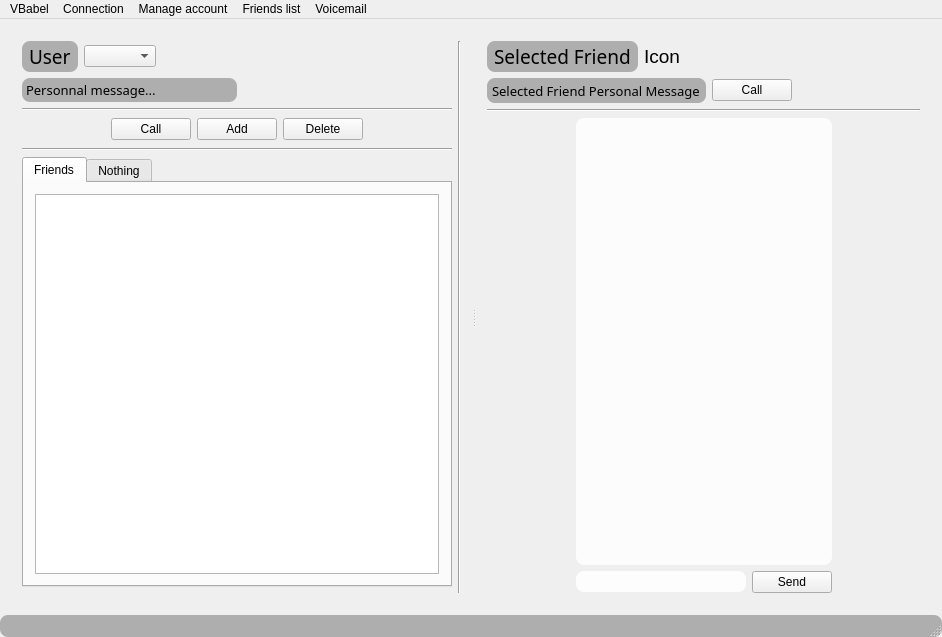
Qt form Client/ClientV2 - GUI/NewBabelClient/Graphic.ui (AGuismo/V-and-Co-Babel) before a commit.
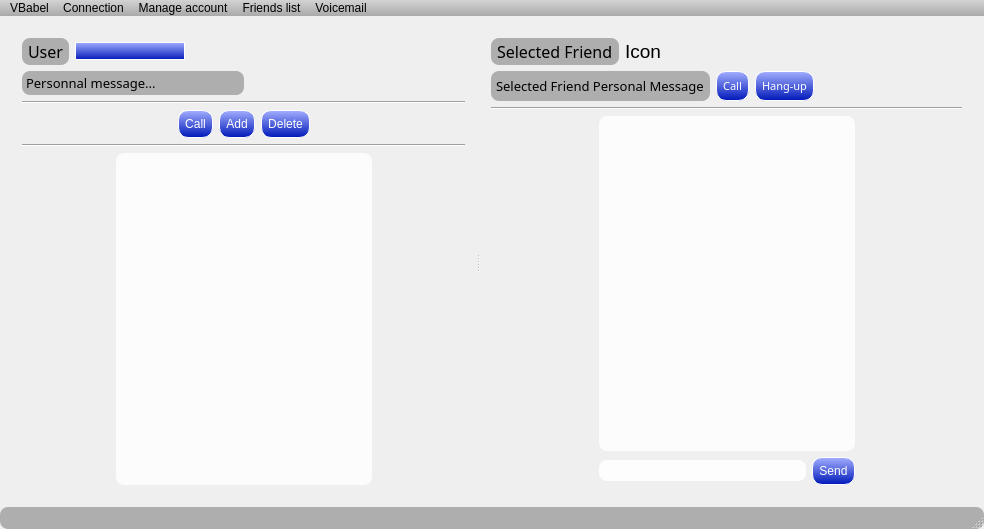
The same form after that commit. Icons and pictures are not drawn. Custom widgets are drawn as their Qt base class.

Commit message: Update GUI : logo - Buttons - Menu - Timer - Resize Dialog

```diff
--- a/Client/ClientV2 - GUI/NewBabelClient/Graphic.ui
+++ b/Client/ClientV2 - GUI/NewBabelClient/Graphic.ui
@@ -6,8 +6,8 @@
    <rect>
     <x>0</x>
     <y>0</y>
-    <width>942</width>
-    <height>637</height>
+    <width>984</width>
+    <height>529</height>
    </rect>
   </property>
   <property name="windowTitle">
@@ -27,144 +27,95 @@
 	border-color: rgb(0, 0, 0);
 	min-width: 10em;
 	padding: 2px;
+}
+
+QMenuBar
+{
+     background-color: qlineargradient(x1:0, y1:0, x2:0, y2:1, stop:0 lightgray, stop:1 darkgray);
+}
+
+QMenuBar::item
+{
+     spacing: 3px; /* spacing between menu bar items */
+     padding: 1px 4px;
+     background: transparent;
+     border-radius: 4px;
+}
+
+QMenuBar::item:selected
+{ /* when selected using mouse or keyboard */
+	background: #a8a8a8;
+}
+
+QMenuBar::item:pressed
+{
+	background: #888888;
 }</string>
   </property>
   <widget class="QWidget" name="centralWidget">
+   <property name="styleSheet">
+    <string notr="true">QMenuBar
+{
+     background-color: qlineargradient(x1:0, y1:0, x2:0, y2:1, stop:0 lightgray, stop:1 darkgray);
+}
+
+QMenuBar::item
+{
+     spacing: 3px; /* spacing between menu bar items */
+     padding: 1px 4px;
+     background: transparent;
+     border-radius: 4px;
+}
+
+QMenuBar::item:selected
+{ /* when selected using mouse or keyboard */
+	background: #a8a8a8;
+}
+
+QMenuBar::item:pressed
+{
+	background: #888888;
+}</string>
+   </property>
    <layout class="QGridLayout" name="gridLayout">
     <item row="0" column="0">
      <widget class="QSplitter" name="splitter">
-      <property name="orientation">
-       <enum>Qt::Horizontal</enum>
-      </property>
-      <property name="childrenCollapsible">
-       <bool>false</bool>
-      </property>
-      <widget class="QWidget" name="layoutWidget_13">
-       <layout class="QGridLayout" name="gridLayout_37">
-        <item row="0" column="0">
-         <layout class="QGridLayout" name="gridLayout_38">
-          <property name="sizeConstraint">
-           <enum>QLayout::SetDefaultConstraint</enum>
-          </property>
-          <item row="0" column="0">
-           <layout class="QGridLayout" name="gridLayout_3">
-            <item row="0" column="0">
-             <layout class="QHBoxLayout" name="horizontalLayout">
-              <item>
-               <widget class="QLabel" name="label">
-                <property name="enabled">
-                 <bool>true</bool>
-                </property>
-                <property name="font">
-                 <font>
-                  <family>Dimitri Swank</family>
-                  <pointsize>14</pointsize>
-                 </font>
-                </property>
-                <property name="styleSheet">
-                 <string notr="true">background-color: rgba(156, 156, 156, 200);
-border-width: 2px;
-border-radius: 8px;
-border-color: rgb(0, 0, 0);
-padding: 2px;</string>
-                </property>
-                <property name="text">
-                 <string>User</string>
-                </property>
-               </widget>
-              </item>
-              <item>
-               <widget class="QComboBox" name="comboBox_9">
-                <property name="enabled">
-                 <bool>true</bool>
-                </property>
-               </widget>
-              </item>
-              <item>
-               <spacer name="horizontalSpacer_28">
-                <property name="orientation">
-                 <enum>Qt::Horizontal</enum>
-                </property>
-                <property name="sizeHint" stdset="0">
-                 <size>
-                  <width>40</width>
-                  <height>20</height>
-                 </size>
-                </property>
-               </spacer>
-              </item>
-             </layout>
-            </item>
-            <item row="1" column="0">
-             <layout class="QHBoxLayout" name="horizontalLayout_2">
-              <item>
-               <widget class="QLineEdit" name="lineEdit">
-                <property name="enabled">
-                 <bool>true</bool>
-                </property>
                 <property name="maximumSize">
                  <size>
                   <width>16777215</width>
                   <height>16777215</height>
                  </size>
                 </property>
-                <property name="font">
-                 <font>
-                  <family>MS Reference Sans Serif</family>
-                  <pointsize>10</pointsize>
-                  <weight>50</weight>
-                  <bold>false</bold>
-                 </font>
-                </property>
-                <property name="styleSheet">
-                 <string notr="true">background-color: rgba(156, 156, 156, 200);
-border-width: 2px;
-border-radius: 8px;
-border-color: rgb(0, 0, 0);
-padding: 2px;</string>
-                </property>
-                <property name="text">
-                 <string>Personnal message...</string>
-                </property>
-               </widget>
-              </item>
-              <item>
-               <spacer name="horizontalSpacer">
                 <property name="orientation">
                  <enum>Qt::Horizontal</enum>
                 </property>
-                <property name="sizeHint" stdset="0">
+      <property name="childrenCollapsible">
+       <bool>false</bool>
+      </property>
+      <widget class="QWidget" name="widget" native="true">
+       <property name="maximumSize">
                  <size>
-                  <width>40</width>
-                  <height>20</height>
-                 </size>
-                </property>
-               </spacer>
-              </item>
-             </layout>
-            </item>
-           </layout>
-          </item>
-         </layout>
-        </item>
-        <item row="0" column="1" rowspan="4">
-         <widget class="Line" name="line_27">
-          <property name="orientation">
-           <enum>Qt::Vertical</enum>
+         <width>542</width>
+         <height>16777215</height>
+        </size>
+       </property>
+       <layout class="QGridLayout" name="gridLayout_7">
+        <item row="0" column="0">
+         <layout class="QGridLayout" name="gridLayout_47">
+          <property name="sizeConstraint">
+           <enum>QLayout::SetDefaultConstraint</enum>
           </property>
-         </widget>
-        </item>
         <item row="1" column="0">
-         <layout class="QGridLayout" name="gridLayout_41">
+           <layout class="QGridLayout" name="gridLayout_49">
           <item row="0" column="0" colspan="5">
-           <widget class="Line" name="line_26">
+             <widget class="Line" name="line_33">
             <property name="orientation">
              <enum>Qt::Horizontal</enum>
             </property>
            </widget>
           </item>
           <item row="1" column="0">
-           <spacer name="horizontalSpacer_27">
+             <spacer name="horizontalSpacer_35">
             <property name="orientation">
              <enum>Qt::Horizontal</enum>
             </property>
@@ -177,37 +128,94 @@
            </spacer>
           </item>
           <item row="1" column="1">
-           <widget class="QPushButton" name="pushButton_13">
+             <widget class="QPushButton" name="pushButton_17">
             <property name="enabled">
              <bool>true</bool>
             </property>
+              <property name="styleSheet">
+               <string notr="true">QPushButton#pushButton_17
+{
+	color: rgb(255, 255, 255);
+	background-color: qlineargradient(spread:pad, x1:1, y1:1, x2:1, y2:0, stop:0 rgba(0, 24, 185, 255), stop:1 rgba(163, 175, 255, 255));
+	border-style: outset;
+	border-width: 1px;
+	border-radius: 10px;
+	border-color: rgb(255, 255, 255);
+	min-width: 4em;
+	padding: 6px;
+}
+
+ QPushButton#pushButton_17:pressed 
+{
+	background-color: qlineargradient(spread:pad, x1:0, y1:0, x2:0, y2:1, stop:0 rgba(0, 56, 183, 255), stop:1 rgba(135, 172, 255, 255));
+     border-style: inset;
+ }</string>
+              </property>
             <property name="text">
              <string>Call</string>
             </property>
            </widget>
           </item>
           <item row="1" column="2">
-           <widget class="QPushButton" name="pushButton_14">
+             <widget class="QPushButton" name="pushButton_18">
             <property name="enabled">
              <bool>true</bool>
             </property>
+              <property name="styleSheet">
+               <string notr="true">QPushButton#pushButton_18
+{
+	color: rgb(255, 255, 255);
+	background-color: qlineargradient(spread:pad, x1:1, y1:1, x2:1, y2:0, stop:0 rgba(0, 24, 185, 255), stop:1 rgba(163, 175, 255, 255));
+	border-style: outset;
+	border-width: 1px;
+	border-radius: 10px;
+	border-color: rgb(255, 255, 255);
+	min-width: 4em;
+	padding: 6px;
+}
+
+ QPushButton#pushButton_18:pressed 
+{
+	background-color: qlineargradient(spread:pad, x1:0, y1:0, x2:0, y2:1, stop:0 rgba(0, 56, 183, 255), stop:1 rgba(135, 172, 255, 255));
+     border-style: inset;
+ }</string>
+              </property>
             <property name="text">
              <string>Add</string>
             </property>
            </widget>
           </item>
           <item row="1" column="3">
-           <widget class="QPushButton" name="deleteSelectedFriendPushButton_7">
+             <widget class="QPushButton" name="deleteSelectedFriendPushButton_9">
             <property name="enabled">
              <bool>true</bool>
             </property>
+              <property name="styleSheet">
+               <string notr="true">QPushButton#deleteSelectedFriendPushButton_9
+{
+	color: rgb(255, 255, 255);
+	background-color: qlineargradient(spread:pad, x1:1, y1:1, x2:1, y2:0, stop:0 rgba(0, 24, 185, 255), stop:1 rgba(163, 175, 255, 255));
+	border-style: outset;
+	border-width: 1px;
+	border-radius: 10px;
+	border-color: rgb(255, 255, 255);
+	min-width: 4em;
+	padding: 6px;
+}
+
+ QPushButton#deleteSelectedFriendPushButton_9:pressed 
+{
+	background-color: qlineargradient(spread:pad, x1:0, y1:0, x2:0, y2:1, stop:0 rgba(0, 56, 183, 255), stop:1 rgba(135, 172, 255, 255));
+     border-style: inset;
+ }</string>
+              </property>
             <property name="text">
              <string>Delete</string>
             </property>
            </widget>
           </item>
           <item row="1" column="4">
-           <spacer name="horizontalSpacer_26">
+             <spacer name="horizontalSpacer_36">
             <property name="orientation">
              <enum>Qt::Horizontal</enum>
             </property>
@@ -220,7 +228,7 @@
            </spacer>
           </item>
           <item row="2" column="0" colspan="5">
-           <widget class="Line" name="line_25">
+             <widget class="Line" name="line_34">
             <property name="orientation">
              <enum>Qt::Horizontal</enum>
             </property>
@@ -229,53 +237,204 @@
          </layout>
         </item>
         <item row="2" column="0">
-         <layout class="QGridLayout" name="gridLayout_39">
+           <layout class="QGridLayout" name="gridLayout_50">
+            <item row="0" column="2">
+             <spacer name="horizontalSpacer_2">
+              <property name="orientation">
+               <enum>Qt::Horizontal</enum>
+              </property>
+              <property name="sizeHint" stdset="0">
+               <size>
+                <width>40</width>
+                <height>20</height>
+               </size>
+              </property>
+             </spacer>
+            </item>
+            <item row="0" column="1">
+             <widget class="FriendListWidget" name="listWidget_9">
+              <property name="styleSheet">
+               <string notr="true">background-color: rgba(255, 255, 255, 200);
+border-width: 2px;
+border-radius: 8px;
+border-color: rgb(0, 0, 0);
+min-width: 10em;
+padding: 2px;</string>
+              </property>
+             </widget>
+            </item>
           <item row="0" column="0">
-           <widget class="QTabWidget" name="FriendTabWidget_7">
+             <spacer name="horizontalSpacer_3">
+              <property name="orientation">
+               <enum>Qt::Horizontal</enum>
+              </property>
+              <property name="sizeHint" stdset="0">
+               <size>
+                <width>40</width>
+                <height>20</height>
+               </size>
+              </property>
+             </spacer>
+            </item>
+           </layout>
+          </item>
+          <item row="0" column="0">
+           <layout class="QGridLayout" name="gridLayout_48">
+            <property name="sizeConstraint">
+             <enum>QLayout::SetDefaultConstraint</enum>
+            </property>
+            <item row="0" column="0">
+             <layout class="QGridLayout" name="gridLayout_8">
+              <item row="0" column="0">
+               <layout class="QHBoxLayout" name="horizontalLayout_6">
+                <item>
+                 <widget class="QLabel" name="label_3">
+                  <property name="enabled">
+                   <bool>true</bool>
+                  </property>
+                  <property name="font">
+                   <font>
+                    <family>MS Reference Sans Serif</family>
+                    <pointsize>12</pointsize>
+                    <weight>50</weight>
+                    <bold>false</bold>
+                   </font>
+                  </property>
             <property name="styleSheet">
-             <string notr="true"/>
-            </property>
-            <property name="currentIndex">
-             <number>0</number>
-            </property>
-            <widget class="QWidget" name="Friends_7">
-             <attribute name="title">
-              <string>Friends</string>
-             </attribute>
-             <layout class="QGridLayout" name="gridLayout_40">
-              <item row="0" column="0" colspan="2">
-               <widget class="FriendListWidget" name="listWidget_7">
+                   <string notr="true">background-color: rgba(156, 156, 156, 200);
+border-width: 2px;
+border-radius: 8px;
+border-color: rgb(0, 0, 0);
+padding: 2px;</string>
+                  </property>
+                  <property name="text">
+                   <string>User</string>
+                  </property>
+                 </widget>
+                </item>
+                <item>
+                 <widget class="QComboBox" name="comboBox_11">
+                  <property name="enabled">
+                   <bool>true</bool>
+                  </property>
+                  <property name="minimumSize">
+                   <size>
+                    <width>110</width>
+                    <height>0</height>
+                   </size>
+                  </property>
                 <property name="styleSheet">
-                 <string notr="true">background-image: url(./Img/wallpaper-14461.jpg);
-</string>
+                   <string notr="true">QComboBox#comboBox_11
+{
+	color: rgb(255, 255, 255);
+	background-color: qlineargradient(spread:pad, x1:1, y1:1, x2:1, y2:0, stop:0 rgba(0, 24, 185, 255), stop:1 rgba(163, 175, 255, 255));
+	border-style: outset;
+	border-width: 1px;
+	border-radius: 10px;
+	border-color: rgb(255, 255, 255);
+}
+
+ QComboBox#comboBox_11:pressed 
+{
+	background-color: qlineargradient(spread:pad, x1:0, y1:0, x2:0, y2:1, stop:0 rgba(0, 56, 183, 255), stop:1 rgba(135, 172, 255, 255));
+     border-style: inset;
+ }
+
+QComboBox::drop-down
+{
+	border-width: 0px;
+}
+QComboBox::down-arrow 
+{
+	image: url(noimg);
+	border-width: 0px;
+}</string>
                 </property>
                </widget>
               </item>
-             </layout>
-            </widget>
-            <widget class="QWidget" name="Nothing_7">
-             <attribute name="title">
-              <string>Nothing</string>
-             </attribute>
-            </widget>
-           </widget>
-          </item>
+                <item>
+                 <spacer name="horizontalSpacer_34">
+                  <property name="orientation">
+                   <enum>Qt::Horizontal</enum>
+                  </property>
+                  <property name="sizeHint" stdset="0">
+                   <size>
+                    <width>40</width>
+                    <height>20</height>
+                   </size>
+                  </property>
+                 </spacer>
+                </item>
+               </layout>
+              </item>
+              <item row="1" column="0">
+               <layout class="QHBoxLayout" name="horizontalLayout_7">
+                <item>
+                 <widget class="QLineEdit" name="lineEdit_3">
+                  <property name="enabled">
+                   <bool>true</bool>
+                  </property>
+                  <property name="maximumSize">
+                   <size>
+                    <width>400</width>
+                    <height>16777215</height>
+                   </size>
+                  </property>
+                  <property name="font">
+                   <font>
+                    <family>MS Reference Sans Serif</family>
+                    <pointsize>10</pointsize>
+                    <weight>50</weight>
+                    <bold>false</bold>
+                   </font>
+                  </property>
+                  <property name="styleSheet">
+                   <string notr="true">background-color: rgba(156, 156, 156, 200);
+border-width: 2px;
+border-radius: 8px;
+border-color: rgb(0, 0, 0);
+padding: 2px;</string>
+                  </property>
+                  <property name="text">
+                   <string>Personnal message...</string>
+                  </property>
+                 </widget>
+                </item>
+                <item>
+                 <spacer name="horizontalSpacer_5">
+                  <property name="orientation">
+                   <enum>Qt::Horizontal</enum>
+                  </property>
+                  <property name="sizeHint" stdset="0">
+                   <size>
+                    <width>40</width>
+                    <height>20</height>
+                   </size>
+                  </property>
+                 </spacer>
+                </item>
          </layout>
         </item>
        </layout>
+            </item>
+           </layout>
+          </item>
+         </layout>
+        </item>
+       </layout>
       </widget>
-      <widget class="QWidget" name="layoutWidget_14">
-       <layout class="QVBoxLayout" name="verticalLayout_21">
+      <widget class="QWidget" name="layoutWidget_15">
+       <layout class="QVBoxLayout" name="verticalLayout_24">
         <item>
-         <layout class="QVBoxLayout" name="verticalLayout_22">
+         <layout class="QVBoxLayout" name="verticalLayout_25">
           <item>
-           <layout class="QGridLayout" name="gridLayout_42">
+           <layout class="QGridLayout" name="gridLayout_51">
             <item row="0" column="0">
-             <layout class="QVBoxLayout" name="verticalLayout_23">
+             <layout class="QVBoxLayout" name="verticalLayout_26">
               <item>
-               <layout class="QGridLayout" name="gridLayout_43">
+               <layout class="QGridLayout" name="gridLayout_52">
                 <item row="0" column="0">
-                 <widget class="QLabel" name="selectedFriendNameLabel_8">
+                 <widget class="QLabel" name="selectedFriendNameLabel_9">
                   <property name="enabled">
                    <bool>true</bool>
                   </property>
@@ -287,8 +446,8 @@
                   </property>
                   <property name="font">
                    <font>
-                    <family>Dimitri Swank</family>
-                    <pointsize>14</pointsize>
+                    <family>MS Reference Sans Serif</family>
+                    <pointsize>12</pointsize>
                     <weight>50</weight>
                     <bold>false</bold>
                    </font>
@@ -313,7 +472,13 @@
                  </widget>
                 </item>
                 <item row="0" column="1">
-                 <widget class="QLabel" name="selectedFriendIconStatusLabel_8">
+                 <widget class="QLabel" name="selectedFriendIconStatusLabel_9">
+                  <property name="maximumSize">
+                   <size>
+                    <width>300</width>
+                    <height>42</height>
+                   </size>
+                  </property>
                   <property name="font">
                    <font>
                     <pointsize>14</pointsize>
@@ -328,7 +493,7 @@
                  </widget>
                 </item>
                 <item row="0" column="2">
-                 <spacer name="horizontalSpacer_29">
+                 <spacer name="horizontalSpacer_37">
                   <property name="orientation">
                    <enum>Qt::Horizontal</enum>
                   </property>
@@ -343,9 +508,60 @@
                </layout>
               </item>
               <item>
-               <layout class="QGridLayout" name="gridLayout_2">
+               <layout class="QGridLayout" name="gridLayout_9">
+                <item row="0" column="3">
+                 <spacer name="horizontalSpacer_38">
+                  <property name="orientation">
+                   <enum>Qt::Horizontal</enum>
+                  </property>
+                  <property name="sizeHint" stdset="0">
+                   <size>
+                    <width>34</width>
+                    <height>25</height>
+                   </size>
+                  </property>
+                 </spacer>
+                </item>
+                <item row="0" column="1">
+                 <widget class="QPushButton" name="activeFriendCallPushButton_9">
+                  <property name="font">
+                   <font>
+                    <family>MS Reference Sans Serif</family>
+                    <pointsize>8</pointsize>
+                   </font>
+                  </property>
+                  <property name="styleSheet">
+                   <string notr="true">QPushButton#activeFriendCallPushButton_9
+{
+	color: rgb(255, 255, 255);
+	background-color: qlineargradient(spread:pad, x1:1, y1:1, x2:1, y2:0, stop:0 rgba(0, 24, 185, 255), stop:1 rgba(163, 175, 255, 255));
+	border-style: outset;
+	border-width: 1px;
+	border-radius: 10px;
+	border-color: rgb(255, 255, 255);
+	min-width: 4em;
+	padding: 6px;
+}
+
+ QPushButton#activeFriendCallPushButton_9:pressed 
+{
+	background-color: qlineargradient(spread:pad, x1:0, y1:0, x2:0, y2:1, stop:0 rgba(0, 56, 183, 255), stop:1 rgba(135, 172, 255, 255));
+     border-style: inset;
+ }</string>
+                  </property>
+                  <property name="text">
+                   <string>Call</string>
+                  </property>
+                 </widget>
+                </item>
                 <item row="0" column="0">
-                 <widget class="QLabel" name="selectedFriendPersonalMsgLabel_8">
+                 <widget class="QLabel" name="selectedFriendPersonalMsgLabel_9">
+                  <property name="minimumSize">
+                   <size>
+                    <width>164</width>
+                    <height>0</height>
+                   </size>
+                  </property>
                   <property name="font">
                    <font>
                     <family>MS Reference Sans Serif</family>
@@ -368,22 +584,37 @@
                  </widget>
                 </item>
                 <item row="0" column="2">
-                 <spacer name="horizontalSpacer_30">
-                  <property name="orientation">
-                   <enum>Qt::Horizontal</enum>
+                 <widget class="QPushButton" name="HangUpPushButton">
+                  <property name="enabled">
+                   <bool>true</bool>
                   </property>
-                  <property name="sizeHint" stdset="0">
-                   <size>
-                    <width>34</width>
-                    <height>25</height>
-                   </size>
+                  <property name="font">
+                   <font>
+                    <family>MS Reference Sans Serif</family>
+                    <pointsize>8</pointsize>
+                   </font>
                   </property>
-                 </spacer>
-                </item>
-                <item row="0" column="1">
-                 <widget class="QPushButton" name="activeFriendCallPushButton_8">
+                  <property name="styleSheet">
+                   <string notr="true">QPushButton#HangUpPushButton
+{
+	color: rgb(255, 255, 255);
+	background-color: qlineargradient(spread:pad, x1:1, y1:1, x2:1, y2:0, stop:0 rgba(0, 24, 185, 255), stop:1 rgba(163, 175, 255, 255));
+	border-style: outset;
+	border-width: 1px;
+	border-radius: 10px;
+	border-color: rgb(255, 255, 255);
+	min-width: 5em;
+	padding: 6px;
+}
+
+ QPushButton#HangUpPushButton:pressed 
+{
+	background-color: qlineargradient(spread:pad, x1:0, y1:0, x2:0, y2:1, stop:0 rgba(0, 56, 183, 255), stop:1 rgba(135, 172, 255, 255));
+     border-style: inset;
+ }</string>
+                  </property>
                   <property name="text">
-                   <string>Call</string>
+                   <string>Hang-up</string>
                   </property>
                  </widget>
                 </item>
@@ -396,19 +627,22 @@
          </layout>
         </item>
         <item>
-         <widget class="Line" name="line_29">
+         <widget class="Line" name="line_35">
           <property name="orientation">
            <enum>Qt::Horizontal</enum>
           </property>
          </widget>
         </item>
         <item>
-         <layout class="QHBoxLayout" name="horizontalLayout_13">
+         <layout class="QHBoxLayout" name="horizontalLayout_14">
           <item>
-           <spacer name="horizontalSpacer_3">
+           <spacer name="horizontalSpacer_6">
             <property name="orientation">
              <enum>Qt::Horizontal</enum>
             </property>
+            <property name="sizeType">
+             <enum>QSizePolicy::Expanding</enum>
+            </property>
             <property name="sizeHint" stdset="0">
              <size>
               <width>40</width>
@@ -418,21 +652,33 @@
            </spacer>
           </item>
           <item>
-           <layout class="QVBoxLayout" name="verticalLayout">
+           <layout class="QVBoxLayout" name="verticalLayout_2">
             <item>
-             <widget class="QTextBrowser" name="friendMsgBox_8">
+             <widget class="QTextBrowser" name="friendMsgBox_9">
               <property name="sizePolicy">
-               <sizepolicy hsizetype="Expanding" vsizetype="Expanding">
+               <sizepolicy hsizetype="Maximum" vsizetype="Expanding">
                 <horstretch>2</horstretch>
                 <verstretch>3</verstretch>
                </sizepolicy>
               </property>
+              <property name="minimumSize">
+               <size>
+                <width>164</width>
+                <height>0</height>
+               </size>
+              </property>
               <property name="maximumSize">
                <size>
                 <width>800</width>
                 <height>16777215</height>
                </size>
               </property>
+              <property name="sizeIncrement">
+               <size>
+                <width>3</width>
+                <height>0</height>
+               </size>
+              </property>
               <property name="font">
                <font>
                 <pointsize>10</pointsize>
@@ -449,9 +695,9 @@
              </widget>
             </item>
             <item>
-             <layout class="QHBoxLayout" name="horizontalLayout_3">
+             <layout class="QHBoxLayout" name="horizontalLayout_8">
               <item>
-               <widget class="QLineEdit" name="sendBoxTextEdit_8">
+               <widget class="QLineEdit" name="sendBoxTextEdit_9">
                 <property name="maximumSize">
                  <size>
                   <width>700</width>
@@ -474,7 +720,26 @@
                </widget>
               </item>
               <item>
-               <widget class="QPushButton" name="sendBoxPushButton_8">
+               <widget class="QPushButton" name="sendBoxPushButton_9">
+                <property name="styleSheet">
+                 <string notr="true">QPushButton#sendBoxPushButton_9
+{
+	color: rgb(255, 255, 255);
+	background-color: qlineargradient(spread:pad, x1:1, y1:1, x2:1, y2:0, stop:0 rgba(0, 24, 185, 255), stop:1 rgba(163, 175, 255, 255));
+	border-style: outset;
+	border-width: 1px;
+	border-radius: 10px;
+	border-color: rgb(255, 255, 255);
+	min-width: 4em;
+	padding: 6px;
+}
+
+ QPushButton#sendBoxPushButton_9:pressed 
+{
+	background-color: qlineargradient(spread:pad, x1:0, y1:0, x2:0, y2:1, stop:0 rgba(0, 56, 183, 255), stop:1 rgba(135, 172, 255, 255));
+     border-style: inset;
+ }</string>
+                </property>
                 <property name="text">
                  <string>Send</string>
                 </property>
@@ -485,10 +750,13 @@
            </layout>
           </item>
           <item>
-           <spacer name="horizontalSpacer_2">
+           <spacer name="horizontalSpacer_7">
             <property name="orientation">
              <enum>Qt::Horizontal</enum>
             </property>
+            <property name="sizeType">
+             <enum>QSizePolicy::Expanding</enum>
+            </property>
             <property name="sizeHint" stdset="0">
              <size>
               <width>40</width>
@@ -510,8 +778,8 @@
     <rect>
      <x>0</x>
      <y>0</y>
-     <width>942</width>
-     <height>26</height>
+     <width>984</width>
+     <height>23</height>
     </rect>
    </property>
    <widget class="QMenu" name="menuVBabel">
@@ -567,8 +835,8 @@
    <property name="font">
     <font>
      <family>MS Reference Sans Serif</family>
-     <weight>75</weight>
-     <bold>true</bold>
+     <weight>50</weight>
+     <bold>false</bold>
     </font>
    </property>
   </action>
```
Left out of the diff: 19 changed lines with no effect on the pictures. Lines whose indentation alone changed are shown as unchanged. The commit also changes 14 other files.
